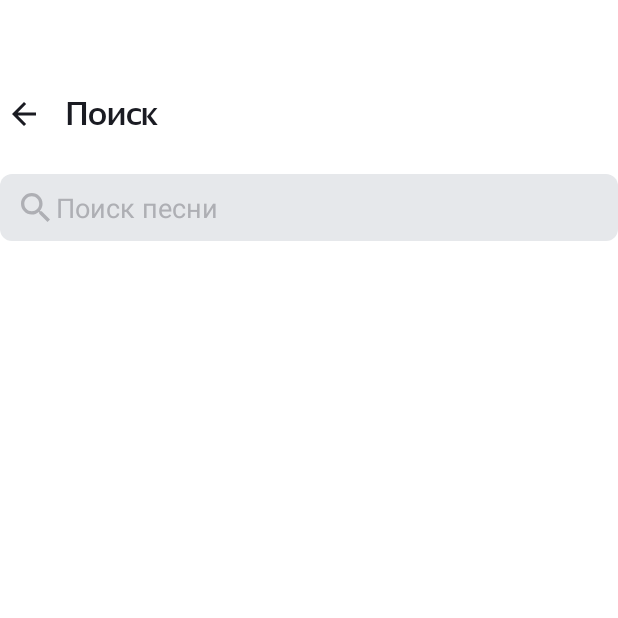
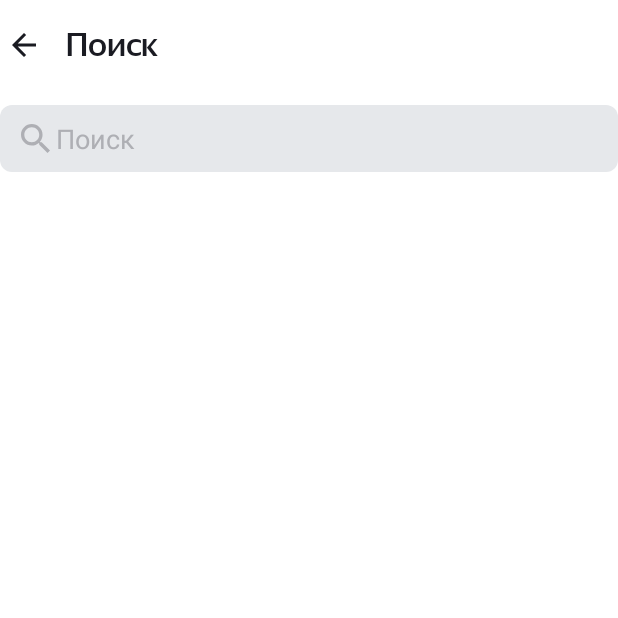
Before and after one commit to Filin1985/Playlist, an Android app: the SearchActivity screen opened directly, with no data from a screen before it, on a phone screen of 412 x 824 dp, the top half of it. Run offline under Robolectric (Android 15) with nearby library versions, the phone set to English and light mode, and no system bars.

Commit message:
Исправить замечания после первого ревью

```diff
--- a/app/src/main/res/layout/activity_search.xml
+++ b/app/src/main/res/layout/activity_search.xml
@@ -38,7 +38,7 @@
             android:id="@+id/textSearch"
             style="@style/TextSearchStyle"
             android:autofillHints="Song name"
-            android:hint="@string/search_hint" />
+            android:hint="@string/search" />
 
             <ImageView
                 android:id="@+id/clearIcon"
--- a/app/src/main/res/layout/activity_settings.xml
+++ b/app/src/main/res/layout/activity_settings.xml
@@ -3,6 +3,7 @@
     xmlns:app="http://schemas.android.com/apk/res-auto"
     xmlns:tools="http://schemas.android.com/tools"
     android:id="@+id/settings"
+    tools:context=".MainActivity"
     style="@style/ContainerStyle" >
 
     <LinearLayout
--- a/app/src/main/res/values/strings.xml
+++ b/app/src/main/res/values/strings.xml
@@ -1,9 +1,6 @@
 <resources>
     <string name="app_name">Playlist maker</string>
-
     <string name="search">Поиск</string>
-    <string name="search_hint">Поиск песни</string>
-
     <string name="media">Медиатека</string>
     <string name="settings">Настройки</string>
     <string name="theme">Темная тема</string>
--- a/app/src/main/res/values/styles.xml
+++ b/app/src/main/res/values/styles.xml
@@ -3,7 +3,7 @@
     <style name="ContainerStyle">
         <item name="android:layout_width">match_parent</item>
         <item name="android:layout_height">match_parent</item>
-        <item name="android:layout_marginTop">@dimen/settings_margin_top</item>
+        <item name="android:layout_marginTop">@dimen/main_padding_top</item>
         <item name="android:paddingLeft">@dimen/main_padding_sides</item>
         <item name="android:paddingRight">@dimen/main_padding_sides</item>
         <item name="android:paddingBottom">@dimen/main_padding_bottom</item>
```
Also changed, not shown: app/src/main/java/com/example/playlistmaker/SearchActivity.kt (+25 -12 lines), app/src/main/java/com/example/playlistmaker/SettingsActivity.kt (+9 -9 lines).
